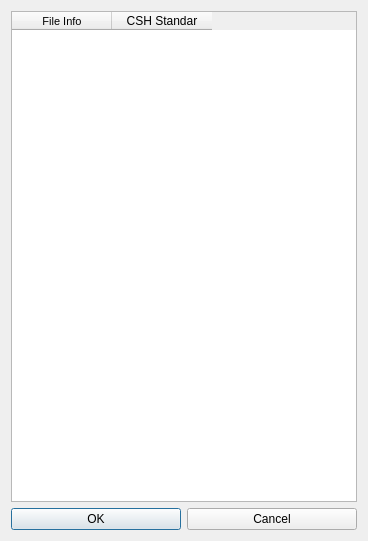
Before: the Qt Designer form gui/toolsUI/fileinfodialog.ui in luoyiliang/performancetabletool, drawn with Qt 5.
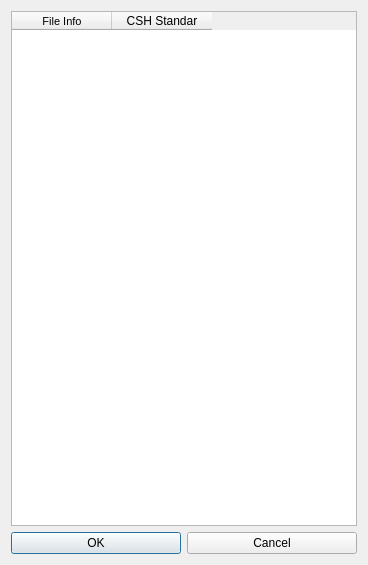
After: the same form once the commit is applied.

```diff
--- a/gui/toolsUI/fileinfodialog.ui
+++ b/gui/toolsUI/fileinfodialog.ui
@@ -7,7 +7,7 @@
     <x>0</x>
     <y>0</y>
     <width>368</width>
-    <height>541</height>
+    <height>565</height>
    </rect>
   </property>
   <property name="windowTitle">
```
